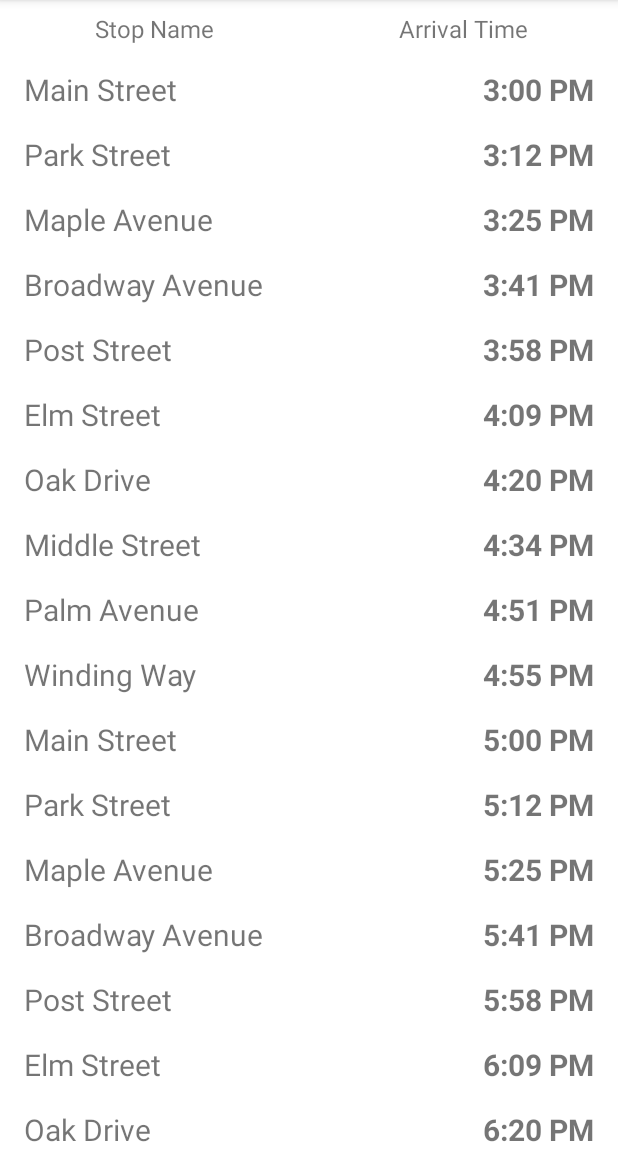
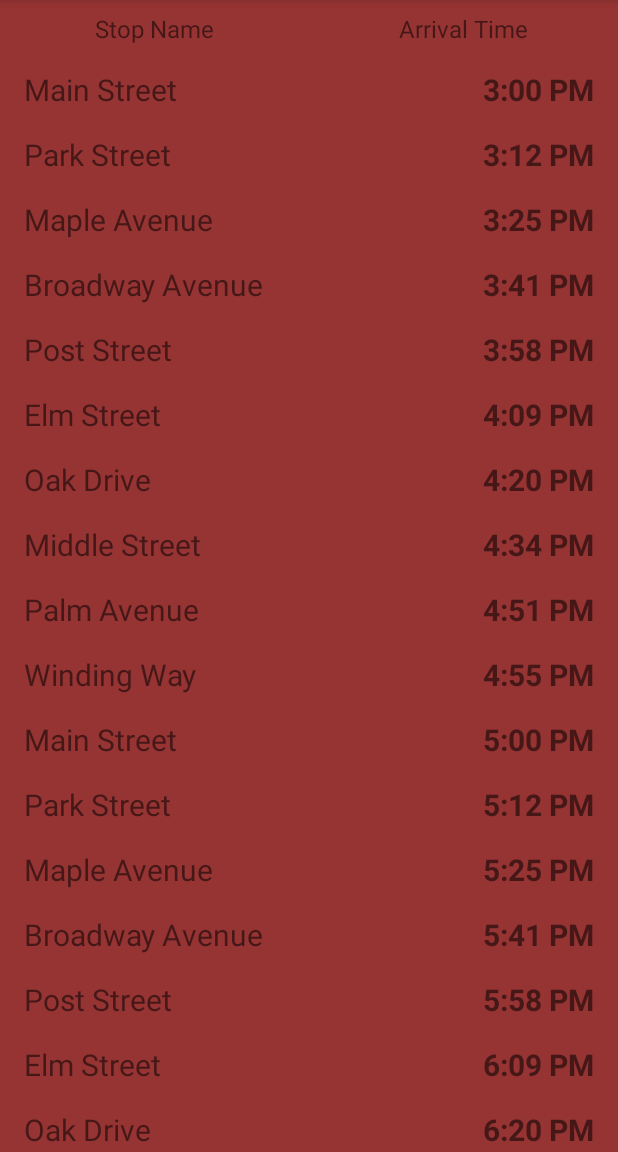
Before and after one commit to Romich001/BusScheduler, an Android app: the screen it shows after launch (MainActivity), on a phone screen of 412 x 824 dp, the part 84-1236 px from its top. Run offline under Robolectric (Android 15) with nearby library versions, the phone set to English and light mode, and no system bars; our stand-ins replace Room's generated code, navigation-ui.

Commit message:
change background

```diff
--- a/app/src/main/res/layout/activity_main.xml
+++ b/app/src/main/res/layout/activity_main.xml
@@ -13,12 +13,12 @@
      See the License for the specific language governing permissions and
      limitations under the License.
 -->
-<FrameLayout
-    xmlns:android="http://schemas.android.com/apk/res/android"
+<FrameLayout xmlns:android="http://schemas.android.com/apk/res/android"
+    xmlns:app="http://schemas.android.com/apk/res-auto"
     xmlns:tools="http://schemas.android.com/tools"
-    xmlns:app="http://schemas.android.com/apk/res-auto"
     android:layout_width="match_parent"
     android:layout_height="match_parent"
+    android:background="#963333"
     tools:context=".MainActivity">
 
     <androidx.fragment.app.FragmentContainerView
@@ -27,6 +27,6 @@
         android:layout_width="match_parent"
         android:layout_height="match_parent"
         app:defaultNavHost="true"
-        app:navGraph="@navigation/nav_graph"/>
+        app:navGraph="@navigation/nav_graph" />
 
 </FrameLayout>
```
Also changed, not shown: 1 other file.
